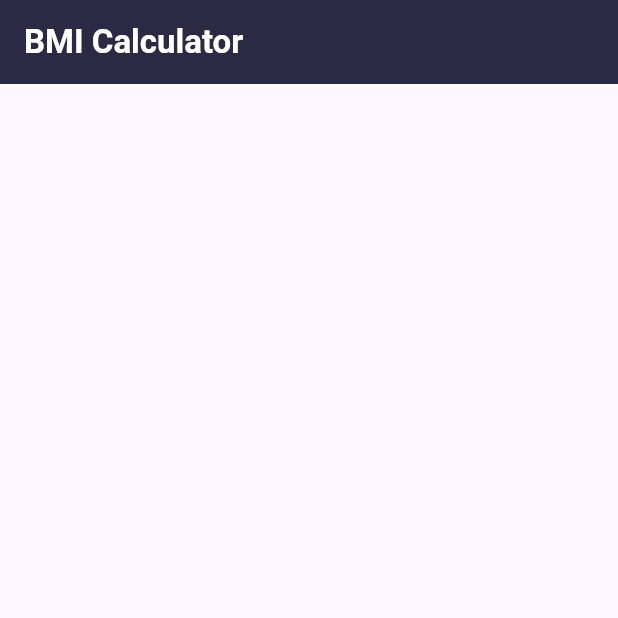
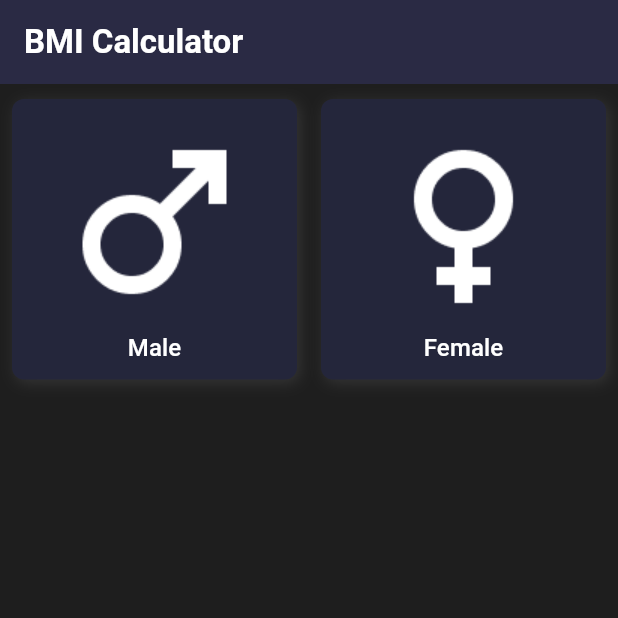
Before and after one commit to FatemehBagheripour/BMI-flutterProject, a Flutter app: the screen it shows after launch, on a phone screen of 412 x 824 dp, the top half of it. Run offline on Flutter 3.47's test engine with Material 3 defaults, Android fonts, the phone set to English and light mode, and no system bars.

Commit message:
first row, selecting gender part

```diff
--- a/lib/main.dart
+++ b/lib/main.dart
@@ -37,6 +37,124 @@
           child: Column(
             children: [
               ////        // sater aval
+              Row(
+                children: [
+                  //                 //soton cklid aval
+                  Flexible(
+                    fit: FlexFit.tight,
+                    child: Container(
+                      decoration: BoxDecoration(
+                        color: Color(0xFF24263B),
+                        borderRadius: BorderRadius.all(Radius.circular(8.0)),
+                        boxShadow: <BoxShadow>[
+                          BoxShadow(
+                            color: Colors.white10,
+                            offset: Offset(2, 2),
+                            blurRadius: 8,
+                          ),
+                        ],
+                      ),
+
+                      margin: EdgeInsets.fromLTRB(8, 10, 8, 6),
+                      padding: EdgeInsets.all(2),
+
+                      child: TextButton(
+                        onPressed: () {
+                          setState(() {
+                            firstColor = Color(0xFFE83D67);
+                            secondColor = Colors.white;
+                          });
+                        },
+
+                        style: ButtonStyle(
+                          backgroundColor: WidgetStateProperty.all(
+                            Color(0xFF24263B),
+                          ),
+                          shape: WidgetStateProperty.all(
+                            RoundedRectangleBorder(
+                              borderRadius: BorderRadius.circular(8.0),
+                            ),
+                          ),
+                          minimumSize: WidgetStateProperty.all(Size(145, 160)),
+                        ),
+                        child: Column(
+                          children: [
+                            //Padding(padding: EdgeInsetsGeometry.all(1.0)),
+                            Image.asset(
+                              'images/material-symbols_male.png',
+                              color: firstColor,
+                            ),
+
+                            Text(
+                              'Male',
+                              style: TextStyle(color: firstColor, fontSize: 16),
+                            ),
+                          ],
+                        ),
+                      ),
+                    ),
+                  ),
+                  ////                  // soton cklid dovom
+                  Flexible(
+                    fit: FlexFit.tight,
+                    child: Container(
+                      decoration: BoxDecoration(
+                        color: Color(0xFF24263B),
+                        borderRadius: BorderRadius.all(Radius.circular(8.0)),
+                        boxShadow: <BoxShadow>[
+                          BoxShadow(
+                            color: Colors.white10,
+                            offset: Offset(2, 2),
+                            blurRadius: 8,
+                          ),
+                        ],
+                      ),
+
+                      margin: EdgeInsets.fromLTRB(8, 10, 8, 6),
+                      padding: EdgeInsets.all(2),
+
+                      child: TextButton(
+                        onPressed: () {
+                          setState(() {
+                            firstColor = Colors.white;
+                            secondColor = Color(0xFFE83D67);
+                          });
+                        },
+
+                        style: ButtonStyle(
+                          backgroundColor: WidgetStateProperty.all(
+                            Color(0xFF24263B),
+                          ),
+                          shape: WidgetStateProperty.all(
+                            RoundedRectangleBorder(
+                              borderRadius: BorderRadius.circular(8.0),
+                            ),
+                          ),
+                          minimumSize: WidgetStateProperty.all(Size(145, 160)),
+                        ),
+                        child: Column(
+                          children: [
+                            //Padding(padding: EdgeInsetsGeometry.all(1.0)),
+                            Image.asset(
+                              'images/material-symbols_female.png',
+                              color: secondColor,
+                            ),
+
+                            Text(
+                              'Female',
+                              style: TextStyle(
+                                color: secondColor,
+                                fontSize: 16,
+                              ),
+                            ),
+                          ],
+                        ),
+                      ),
+                    ),
+                  ),
+                ],
+              ),
+
 
             ],
           ),
```
